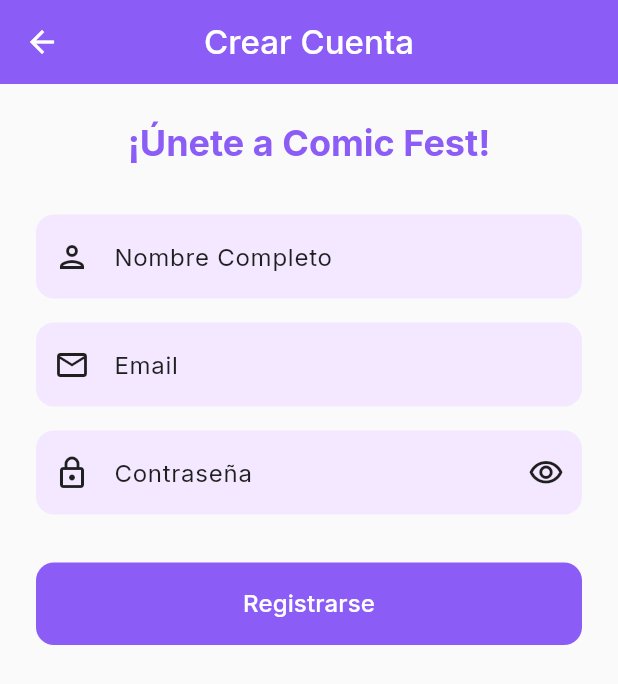
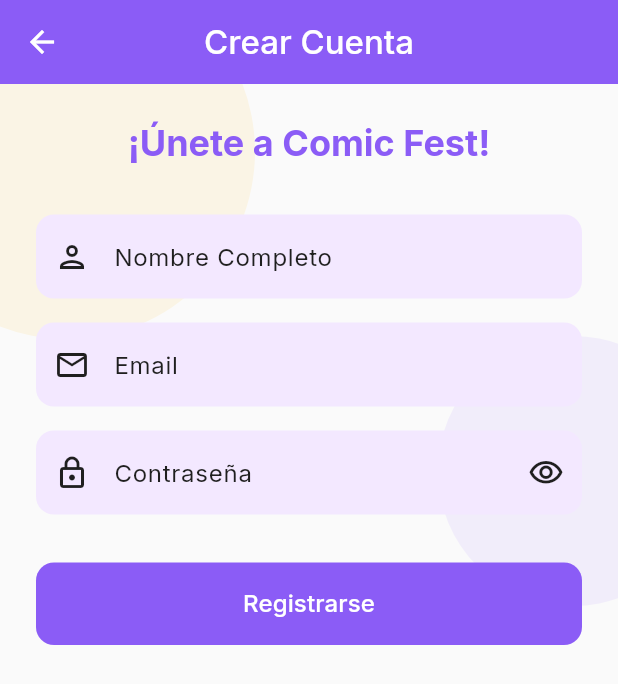
Before and after one commit to walfro90-gorilla/comic-fest-app, a Flutter app: the screen it shows after launch, after a tap on "Regístrate", on a phone screen of 412 x 824 dp. Shown: the top 684 px of the screen. Run offline on Flutter 3.47's test engine with Material 3 defaults, Android fonts, the phone set to English and light mode, and no system bars; our stand-ins replace cached_network_image, connectivity_plus, flutter_credit_card, flutter_secure_storage, google_fonts, google_sign_in and 3 more; missing offline and left inert: mobile_scanner; accounts and stored records are empty.

Commit message:
Android lubreries updated

```diff
--- a/lib/screens/auth/login_screen.dart
+++ b/lib/screens/auth/login_screen.dart
@@ -69,7 +69,36 @@
     final colorScheme = theme.colorScheme;
 
     return Scaffold(
-      body: SafeArea(
+      body: Stack(
+        children: [
+          // Decorative Background
+          Positioned(
+            top: -100,
+            right: -100,
+            child: Container(
+              width: 300,
+              height: 300,
+              decoration: BoxDecoration(
+                color: colorScheme.primary.withValues(alpha: 0.08),
+                shape: BoxShape.circle,
+              ),
+            ),
+          ),
+          Positioned(
+            bottom: -50,
+            left: -50,
+            child: Container(
+              width: 200,
+              height: 200,
+              decoration: BoxDecoration(
+                color: colorScheme.secondary.withValues(alpha: 0.1),
+                shape: BoxShape.circle,
+              ),
+            ),
+          ),
+          // Main Content
+          SafeArea(
+            child: Center(
               child: SingleChildScrollView(
                 padding: const EdgeInsets.all(24),
                 child: Form(
@@ -77,7 +106,6 @@
                   child: Column(
                     crossAxisAlignment: CrossAxisAlignment.stretch,
                     children: [
-                const SizedBox(height: 40),
                       Padding(
                         padding: const EdgeInsets.symmetric(horizontal: 40.0),
                         child: Image.asset(
@@ -182,6 +210,9 @@
                 ),
               ),
             ),
+          ),
+        ],
+      ),
     );
   }
 }
--- a/lib/screens/auth/signup_screen.dart
+++ b/lib/screens/auth/signup_screen.dart
@@ -71,7 +71,35 @@
       appBar: AppBar(
         title: const Text('Crear Cuenta'),
       ),
-      body: SafeArea(
+      body: Stack(
+        children: [
+          // Background Decorations
+          Positioned(
+            top: -80,
+            left: -80,
+            child: Container(
+              width: 250,
+              height: 250,
+              decoration: BoxDecoration(
+                color: colorScheme.tertiary.withValues(alpha: 0.1),
+                shape: BoxShape.circle,
+              ),
+            ),
+          ),
+          Positioned(
+            bottom: 50,
+            right: -60,
+            child: Container(
+              width: 180,
+              height: 180,
+              decoration: BoxDecoration(
+                color: colorScheme.primary.withValues(alpha: 0.08),
+                shape: BoxShape.circle,
+              ),
+            ),
+          ),
+          // Main Content
+          SafeArea(
             child: SingleChildScrollView(
               padding: const EdgeInsets.all(24),
               child: Form(
@@ -163,6 +191,8 @@
               ),
             ),
           ),
+        ],
+      ),
     );
   }
 }
--- a/lib/theme.dart
+++ b/lib/theme.dart
@@ -42,7 +42,6 @@
   static const darkAppBarBackground = Color(0xFF1E293B);
   static const darkOnAppBar = Color(0xFFF1F5F9);
 }
-
 class FontSizes {
   static const double displayLarge = 57.0;
   static const double displayMedium = 45.0;
```
Also changed, not shown: 5 other files. Lines whose indentation alone changed are shown as unchanged.
